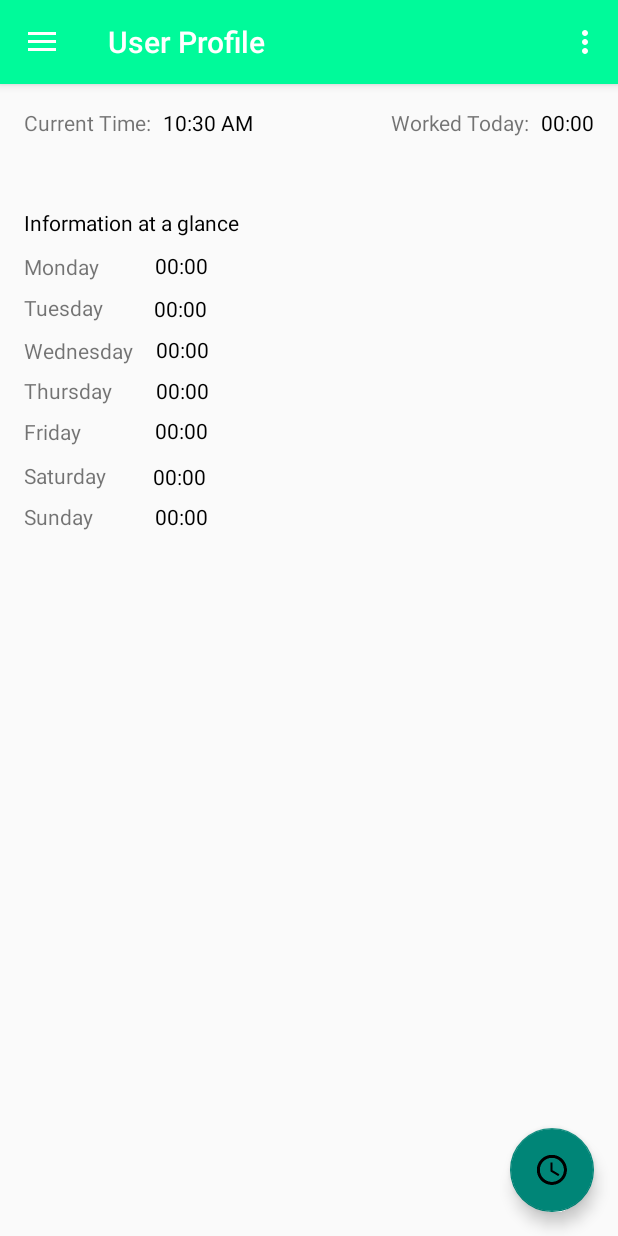
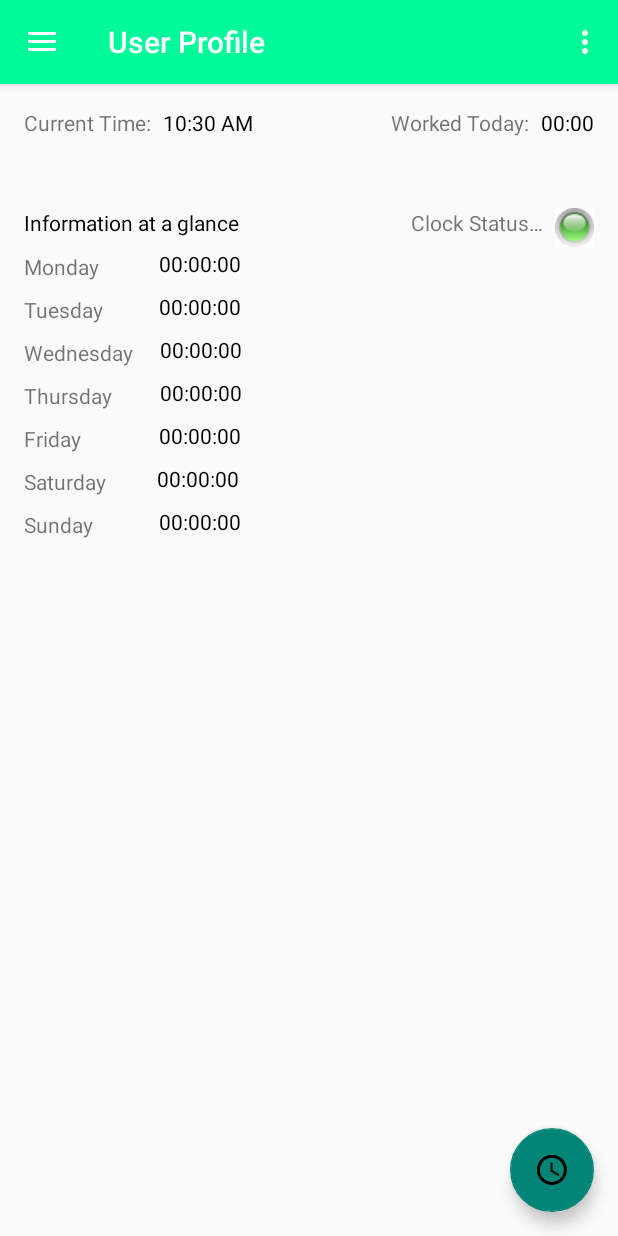
Before and after one commit to alcon2626/Smart-Work-Flow-X, an Android app: the screen it shows after launch once a user with an empty profile is signed in (UserProfile), in the side drawer, after a tap on "Reset Clock", on a phone screen of 412 x 824 dp. Run offline under Robolectric (Android 15) with nearby library versions, the phone set to English and light mode, and no system bars; our stand-ins replace AdMob, Firebase (no records; nobody signed in at launch, a user with empty details on screens opened directly); libraries missing offline, so code that uses them is left out: com.firebase.client; 1 statement that could not run was skipped.

Commit message:
Managed!! =)
Finally got the Chrono working perfectly plus populate all days with
their corresponding worked time.

```diff
--- a/Smartworkflow/app/src/main/java/com/smartworkflow/DB_Managment.java
+++ b/Smartworkflow/app/src/main/java/com/smartworkflow/DB_Managment.java
@@ -1,7 +1,10 @@
 package com.smartworkflow;
 
 import android.app.Activity;
+import android.os.SystemClock;
 import android.util.Log;
+import android.widget.TextView;
+
 import com.google.firebase.database.DataSnapshot;
 import com.google.firebase.database.DatabaseError;
 import com.google.firebase.database.DatabaseReference;
@@ -9,6 +12,7 @@ import com.google.firebase.database.FirebaseDatabase;
 import com.google.firebase.database.ValueEventListener;
 import java.util.Calendar;
 import java.util.Date;
+import java.util.concurrent.TimeUnit;
 
 /**
  * Created by LeoAizen on 3/21/2017.
@@ -17,40 +21,26 @@ import java.util.Date;
 public class DB_Managment  extends Activity {
 
     //keep track of day
-    String Day;
-    private int ToDay;
-    Date date = new Date();
     History history = new History();
     //track time
-    public Long Time, Long_Monday, Long_Tuesday, Long_Wednesday, Long_Thursday, Long_Friday, Long_Saturday, Long_Sunday;
-    public boolean DownloadFinish;
+    Long Time;
     //objects
     private static final String TAG = DB_Managment.class.getSimpleName();
     FirebaseDatabase database = FirebaseDatabase.getInstance();
     DatabaseReference myRef = database.getReference("users");
-
-
-    //save data (works)
-    public void SaveTime(String userid, Long time){
-        Calendar cal = Calendar.getInstance();
-        cal.setTime(date);
-        int weekOfYear = cal.get(Calendar.WEEK_OF_YEAR);
-        Log.d("Week of Year", String.valueOf(weekOfYear)); // great it does work
-        ToDay = date.getDay()-1;
-        Day = history.DaysOfWeek[ToDay];
-        DatabaseReference UserReference = myRef.child(userid+"/"+weekOfYear+"/"+Day+"/Time");//need to add day
-        UserReference.setValue(time);
+    //array of Textview
+    int i;
+    int textVuewSize = 7;
+    TextView[] arraytextView = new TextView[textVuewSize];
+    //save data
+    public void SaveTime(String userid, Long timeWhenStopped, int weekOfYear, String Day){
+        DatabaseReference UserReference = myRef.child(userid+"/"+weekOfYear+"/"+Day+"/Time");
+        UserReference.setValue(timeWhenStopped);
     }
 
 
-    //get data (works)
-    public void GetTime(String userid){
-        DownloadFinish = false;
-        Calendar cal = Calendar.getInstance();
-        cal.setTime(date);
-        int weekOfYear = cal.get(Calendar.WEEK_OF_YEAR);
-        ToDay = date.getDay()-1;
-        Day = history.DaysOfWeek[ToDay];
+    //get data
+    public void GetTime(String userid, int weekOfYear, String Day){
         DatabaseReference UserReference = myRef.child(userid+"/"+weekOfYear+"/"+Day+"/Time");
         UserReference.addValueEventListener(new ValueEventListener() {
             @Override
@@ -58,12 +48,12 @@ public class DB_Managment  extends Activity {
                 // This method is called once with the initial value and again
                 // whenever data at this location is updated.
                 Time = dataSnapshot.getValue(Long.class);
-                //check if empty
                 if (Time == null){
-                    Log.d("Time Empty:", "True");
+                    Time = 0L;
+                    UserProfile.ProfileChrono.setBase(SystemClock.elapsedRealtime()+ Time);
                 }else{
-                    Log.d("Time Empty:", "False");
-                    DownloadFinish = true;
+                    UserProfile.ProfileChrono.setBase(SystemClock.elapsedRealtime()+ Time);
+                    Log.d("Time ", String.valueOf(Time));
                 }
             }
 
@@ -75,23 +65,65 @@ public class DB_Managment  extends Activity {
         });
     }
     //delete and reset the clock
-    public void DeleteTime(String userid){
-        Calendar cal = Calendar.getInstance();
-        cal.setTime(date);
-        int weekOfYear = cal.get(Calendar.WEEK_OF_YEAR);
-        ToDay = date.getDay()-1;
-        Day = history.DaysOfWeek[ToDay];
+    public void DeleteTime(String userid, int weekOfYear, String Day){
         DatabaseReference UserReference = myRef.child(userid+"/"+weekOfYear+"/"+Day+"/Time");
         UserReference.removeValue();
     }
+    //populates days wiht proper info
+    public void PopulateDaysAtGlance(String userid, int weekOfYear){
+        for (i = 0; i < 7; i++){
+            String Day = history.DaysOfWeek[i];
+            GetTimePerDay(userid, weekOfYear, Day);
+        }
+    }
 
-    /*public void PopulateInformationAtGlance(String userid){
-        ToDay = date.getDay()-1;
-        Day = history.DaysOfWeek[ToDay];
-        switch (Day){
-            case "Monday":
+    public void GetTimePerDay(String userid, int weekOfYear, final String Day){
+        DatabaseReference UserReference = myRef.child(userid+"/"+weekOfYear+"/"+Day+"/Time");
+        UserReference.addListenerForSingleValueEvent(new ValueEventListener() {
+            @Override
+            public void onDataChange(DataSnapshot dataSnapshot) {
+                Long value = dataSnapshot.getValue(Long.class);
+                if (value != null){
+                    value = value  * -1;
+                    String time = String.format("%02d:%02d:%02d", TimeUnit.MILLISECONDS.toHours(value),
+                            TimeUnit.MILLISECONDS.toMinutes(value) % TimeUnit.HOURS.toMinutes(1),
+                            TimeUnit.MILLISECONDS.toSeconds(value) % TimeUnit.MINUTES.toSeconds(1));
+                    switch (Day){
+                        case "Monday":
+                            UserProfile.DayMonday.setText(time);
+                            break;
+                        case "Tuesday":
+                            UserProfile.DayTuesday.setText(time);
+                            break;
+                        case "Wednesday":
+                            UserProfile.DayWednesday.setText(time);
+                            break;
 
+                        case "Thursday":
+                            UserProfile.DayThursday.setText(time);
+                            break;
 
-        }
-    }*/
+                        case "Friday":
+                            UserProfile.DayFriday.setText(time);
+                            break;
+
+                        case "Saturday":
+                            UserProfile.DaySaturday.setText(time);
+                            break;
+
+                        case "Sunday":
+                            UserProfile.DaySunday.setText(time);
+                            break;
+                    }
+                }
+
+            }
+
+            @Override
+            public void onCancelled(DatabaseError databaseError) {
+                // Failed to read value
+                Log.w(TAG, "Failed to read value.", databaseError.toException());
+            }
+        });
+    }
 }
--- a/Smartworkflow/app/src/main/java/com/smartworkflow/Storage_Management.java
+++ b/Smartworkflow/app/src/main/java/com/smartworkflow/Storage_Management.java
@@ -1,5 +1,6 @@
 package com.smartworkflow;
 
+import android.app.Activity;
 import android.graphics.Bitmap;
 import android.graphics.BitmapFactory;
 import android.media.Image;
@@ -20,7 +21,7 @@ import java.io.ByteArrayOutputStream;
  * Created by LeoAizen on 3/16/2017.
  */
 
-public class Storage_Management {
+public class Storage_Management extends Activity {
     public Bitmap UserPictureFromDB; // to store the image
     public boolean Download_finish; //to check if it finish the download
     private FirebaseStorage storage = FirebaseStorage.getInstance();
@@ -47,7 +48,7 @@ public class Storage_Management {
             }
         });
     }
-    //Retrieve the image and the we GEt it.
+    //Retrieve the image and the we Set it.
     public void RetrievePicture(String UserID){
         Download_finish = false;
         //loading image from database for profile
@@ -63,6 +64,7 @@ public class Storage_Management {
                     Log.d("Bitmap Empty:", "True");
                 }else{
                     Log.d("Bitmap Empty:", "False");
+                    UserProfile.Profile_Image.setImageBitmap(UserPictureFromDB);
                     Download_finish = true;
                 }
             }
--- a/Smartworkflow/app/src/main/java/com/smartworkflow/UserProfile.java
+++ b/Smartworkflow/app/src/main/java/com/smartworkflow/UserProfile.java
@@ -21,12 +21,15 @@ import android.view.Menu;
 import android.view.MenuItem;
 import android.view.View;
 import android.widget.Chronometer;
+import android.widget.ImageButton;
 import android.widget.ImageView;
 import android.widget.TextView;
 import android.widget.Toast;
 
 import com.google.firebase.auth.FirebaseAuth;
 
+import java.util.Calendar;
+import java.util.Date;
 import java.util.Timer;
 import java.util.TimerTask;
 import java.util.concurrent.Executors;
@@ -50,8 +53,12 @@ public class UserProfile extends AppCompatActivity
     Long TimefromDB;
     String userID, UserDisplayName;
     public static TextView UserName, DayMonday, DayTuesday, DayWednesday, DayThursday, DayFriday, DaySaturday, DaySunday;
-    Chronometer ProfileChrono;
-    ImageView Profile_Image;
+    public static Chronometer ProfileChrono;
+    public static ImageView Profile_Image;
+    ImageButton ClockStatus;
+    History history = new History();
+    Date date = new Date();
+    Calendar cal = Calendar.getInstance();
     Storage_Management storageManagement = new Storage_Management();// handle picture
     DB_Managment dbmanager = new DB_Managment(); // handle data
     boolean isChronometerRunning = false;
@@ -74,9 +81,17 @@ public class UserProfile extends AppCompatActivity
                 pd.dismiss();
             }
         }, delayInMillis);
+        //time
+        int ToDay;
+        cal.setTime(date);
+        final int weekOfYear = cal.get(Calendar.WEEK_OF_YEAR);
+        ToDay = date.getDay()-1;
+        final String Day = history.DaysOfWeek[ToDay];
         //get extras
         Intent intent = getIntent();
         userID = intent.getStringExtra("USERID");
+        dbmanager.PopulateDaysAtGlance(userID, weekOfYear); //loads time ASAP for Days
+        dbmanager.GetTime(userID, weekOfYear, Day);//loads time ASAP
         UserDisplayName = intent.getStringExtra("USERNAME");
         //days of week values from textView
         DayMonday = (TextView) findViewById(R.id.textViewMondayValue);
@@ -88,8 +103,8 @@ public class UserProfile extends AppCompatActivity
         DaySunday = (TextView) findViewById(R.id.textViewSundayValue);
         //Chrono creation
         ProfileChrono = (Chronometer) findViewById(R.id.chronometer1);
-        dbmanager.GetTime(userID);
-        TimeisObtained();
+        //clock status init
+        ClockStatus = (ImageButton) findViewById(R.id.imageButtonClockStatus);
         //toolbar
         Toolbar toolbar = (Toolbar) findViewById(R.id.toolbar);
         setSupportActionBar(toolbar);
@@ -101,19 +116,20 @@ public class UserProfile extends AppCompatActivity
             public void onClick(View view) {
                 if (!isChronometerRunning)  // condition on which you check whether it's start or stop
                 {
+                    dbmanager.GetTime(userID, weekOfYear, Day);
+                    Log.d("Clock ", "IN");
                     ProfileChrono.start();
-                    dbmanager.GetTime(userID);
-                    Log.d("Clock", "IN");
-                    TimeisObtained();
-                    ProfileChrono.start();
+                    ClockStatus.setImageResource(R.drawable.clockin);
                     isChronometerRunning  = true;
                 }
                 else
                 {
-                    Log.d("Clock", "Out");
                     ProfileChrono.stop();
-                    timeWhenStopped = ProfileChrono.getBase() - SystemClock.elapsedRealtime();
-                    dbmanager.SaveTime(userID, timeWhenStopped);
+                    final Long timeWhenStopped = UserProfile.ProfileChrono.getBase() - SystemClock.elapsedRealtime();
+                    Log.d("Time when Stopped", String.valueOf(timeWhenStopped));
+                    dbmanager.SaveTime(userID, timeWhenStopped, weekOfYear, Day);
+                    ClockStatus.setImageResource(R.drawable.clockout);
+                    dbmanager.PopulateDaysAtGlance(userID, weekOfYear); //loads time ASAP for Days
                     isChronometerRunning  = false;
                 }
             }
@@ -137,41 +153,6 @@ public class UserProfile extends AppCompatActivity
         //loading image from database for profile
         Profile_Image.setImageResource(R.drawable.genericperson);
         storageManagement.RetrievePicture(userID);
-        /*I have to wait for it to download so I decided to check every second until it finishes the retrieve
-        Create a schedule timer to check if picture finish downloading every second and once it does set it as profile picture*/
-        final ScheduledExecutorService scheduler =
-                Executors.newSingleThreadScheduledExecutor();
-
-        scheduler.scheduleAtFixedRate
-                (new Runnable() {
-                    public void run() {
-                        // Do something here on the main thread
-                        if (storageManagement.Download_finish){
-                            Log.d("Download ended", "true");
-                            Profile_Image.setImageBitmap(storageManagement.UserPictureFromDB);
-                            scheduler.shutdown();
-                        }
-                    }
-                }, 0, 1, TimeUnit.SECONDS); // or .MINUTES, .HOURS etc.
-    }
-
-    private void TimeisObtained() {
-        final Long elapsedtime = SystemClock.elapsedRealtime();
-        /*I have to wait for it to get time so I decided to check every second until it finishes the retrieve*/
-        final ScheduledExecutorService scheduler =
-                Executors.newSingleThreadScheduledExecutor();
-        scheduler.scheduleAtFixedRate
-                (new Runnable() {
-                    public void run() {
-                        // Do something here on the main thread
-                        if (dbmanager.DownloadFinish){
-                            TimefromDB = dbmanager.Time;
-                            ProfileChrono.setBase(elapsedtime + TimefromDB);
-                            ProfileChrono.refreshDrawableState();
-                            scheduler.shutdown();
-                        }
-                    }
-                }, 0, 1, TimeUnit.SECONDS); // or .MINUTES, .HOURS etc.
     }
 
     //ask first exit second time pressed
@@ -228,6 +209,9 @@ public class UserProfile extends AppCompatActivity
     @SuppressWarnings("StatementWithEmptyBody")
     @Override
     public boolean onNavigationItemSelected(MenuItem item) {
+        final int weekOfYear = cal.get(Calendar.WEEK_OF_YEAR);
+        int ToDay = date.getDay()-1;
+        final String Day = history.DaysOfWeek[ToDay];
         // Handle navigation view item clicks here.
         int id = item.getItemId();
 
@@ -258,9 +242,10 @@ public class UserProfile extends AppCompatActivity
         } else if (id == R.id.nav_resetclock) {
             //reset time to 0 and start the Chronometer
             //also delete the time value on DB
-            dbmanager.DeleteTime(userID);
+            dbmanager.DeleteTime(userID, weekOfYear, Day);
             ProfileChrono.setBase(SystemClock.elapsedRealtime());
             ProfileChrono.start();
+            ClockStatus.setImageResource(R.drawable.clockin);
             isChronometerRunning  = true;
 
         } else if (id == R.id.nav_manage) {
--- a/Smartworkflow/app/src/main/res/layout/content_user_profile.xml
+++ b/Smartworkflow/app/src/main/res/layout/content_user_profile.xml
@@ -76,7 +76,7 @@
         android:layout_width="wrap_content"
         android:layout_height="wrap_content"
         android:layout_marginLeft="16dp"
-        android:layout_marginTop="8dp"
+        android:layout_marginTop="9dp"
         android:text="@string/Tuesday"
         app:layout_constraintLeft_toLeftOf="parent"
         app:layout_constraintTop_toBottomOf="@+id/textViewMonday" />
@@ -96,7 +96,7 @@
         android:layout_width="wrap_content"
         android:layout_height="wrap_content"
         android:layout_marginLeft="16dp"
-        android:layout_marginTop="7dp"
+        android:layout_marginTop="9dp"
         android:text="@string/Thursday"
         app:layout_constraintLeft_toLeftOf="parent"
         app:layout_constraintTop_toBottomOf="@+id/textViewWednesday" />
@@ -106,7 +106,7 @@
         android:layout_width="wrap_content"
         android:layout_height="wrap_content"
         android:layout_marginLeft="16dp"
-        android:layout_marginTop="8dp"
+        android:layout_marginTop="9dp"
         android:text="@string/Friday"
         app:layout_constraintLeft_toLeftOf="parent"
         app:layout_constraintTop_toBottomOf="@+id/textViewThursday" />
@@ -116,7 +116,7 @@
         android:layout_width="wrap_content"
         android:layout_height="wrap_content"
         android:layout_marginLeft="16dp"
-        android:layout_marginTop="10dp"
+        android:layout_marginTop="9dp"
         android:text="@string/Saturday"
         app:layout_constraintLeft_toLeftOf="parent"
         app:layout_constraintTop_toBottomOf="@+id/textViewFriday" />
@@ -126,7 +126,7 @@
         android:layout_width="wrap_content"
         android:layout_height="wrap_content"
         android:layout_marginLeft="16dp"
-        android:layout_marginTop="8dp"
+        android:layout_marginTop="9dp"
         android:text="@string/Sunday"
         app:layout_constraintLeft_toLeftOf="parent"
         app:layout_constraintTop_toBottomOf="@+id/textViewSaturday" />
@@ -135,30 +135,30 @@
         android:id="@+id/textViewMondayValue"
         android:layout_width="wrap_content"
         android:layout_height="wrap_content"
-        android:layout_marginLeft="37dp"
-        android:layout_marginTop="9dp"
+        android:layout_marginLeft="40dp"
         android:text="@string/Time00"
         android:textAppearance="@style/TextAppearance.AppCompat"
         app:layout_constraintLeft_toRightOf="@+id/textViewMonday"
+        android:layout_marginTop="8dp"
         app:layout_constraintTop_toBottomOf="@+id/textView3" />
 
     <TextView
         android:id="@+id/textViewTuesdayValue"
         android:layout_width="wrap_content"
         android:layout_height="wrap_content"
-        android:layout_marginLeft="34dp"
-        android:layout_marginTop="9dp"
         android:text="@string/Time00"
         android:textAppearance="@style/TextAppearance.AppCompat"
         app:layout_constraintLeft_toRightOf="@+id/textViewTuesday"
+        android:layout_marginLeft="37dp"
+        android:layout_marginTop="9dp"
         app:layout_constraintTop_toBottomOf="@+id/textViewMondayValue" />
 
     <TextView
         android:id="@+id/textViewWednesdayValue"
         android:layout_width="wrap_content"
         android:layout_height="wrap_content"
-        android:layout_marginLeft="15dp"
-        android:layout_marginTop="8dp"
+        android:layout_marginLeft="18dp"
+        android:layout_marginTop="9dp"
         android:text="@string/Time00"
         android:textAppearance="@style/TextAppearance.AppCompat"
         app:layout_constraintLeft_toRightOf="@+id/textViewWednesday"
@@ -168,8 +168,8 @@
         android:id="@+id/textViewThursdayValue"
         android:layout_width="wrap_content"
         android:layout_height="wrap_content"
-        android:layout_marginLeft="29dp"
-        android:layout_marginTop="8dp"
+        android:layout_marginLeft="32dp"
+        android:layout_marginTop="9dp"
         android:text="@string/Time00"
         android:textAppearance="@style/TextAppearance.AppCompat"
         app:layout_constraintLeft_toRightOf="@+id/textViewThursday"
@@ -179,8 +179,8 @@
         android:id="@+id/textViewFridayValue"
         android:layout_width="wrap_content"
         android:layout_height="wrap_content"
-        android:layout_marginLeft="49dp"
-        android:layout_marginTop="7dp"
+        android:layout_marginLeft="52dp"
+        android:layout_marginTop="9dp"
         android:text="@string/Time00"
         android:textAppearance="@style/TextAppearance.AppCompat"
         app:layout_constraintLeft_toRightOf="@+id/textViewFriday"
@@ -190,8 +190,8 @@
         android:id="@+id/textViewSaturdayValue"
         android:layout_width="wrap_content"
         android:layout_height="wrap_content"
-        android:layout_marginLeft="31dp"
-        android:layout_marginTop="11dp"
+        android:layout_marginLeft="34dp"
+        android:layout_marginTop="9dp"
         android:text="@string/Time00"
         android:textAppearance="@style/TextAppearance.AppCompat"
         app:layout_constraintLeft_toRightOf="@+id/textViewSaturday"
@@ -201,11 +201,34 @@
         android:id="@+id/textViewSundayValue"
         android:layout_width="wrap_content"
         android:layout_height="wrap_content"
-        android:layout_marginLeft="41dp"
-        android:layout_marginTop="7dp"
+        android:layout_marginLeft="44dp"
+        android:layout_marginTop="9dp"
         android:text="@string/Time00"
         android:textAppearance="@style/TextAppearance.AppCompat"
         app:layout_constraintLeft_toRightOf="@+id/textViewSunday"
         app:layout_constraintTop_toBottomOf="@+id/textViewSaturdayValue" />
 
+    <ImageButton
+        android:id="@+id/imageButtonClockStatus"
+        android:layout_width="26dp"
+        android:layout_height="26dp"
+        android:layout_marginRight="16dp"
+        android:layout_marginTop="47dp"
+        app:layout_constraintRight_toRightOf="parent"
+        app:layout_constraintTop_toBottomOf="@+id/chronometer1"
+        app:srcCompat="@drawable/clockout" />
+
+    <TextView
+        android:id="@+id/textView4"
+        android:layout_width="wrap_content"
+        android:layout_height="wrap_content"
+        android:layout_marginLeft="8dp"
+        android:layout_marginRight="8dp"
+        android:layout_marginTop="47dp"
+        android:text="@string/ClockStatus"
+        app:layout_constraintHorizontal_bias="1.0"
+        app:layout_constraintLeft_toRightOf="@+id/textView3"
+        app:layout_constraintRight_toLeftOf="@+id/imageButtonClockStatus"
+        app:layout_constraintTop_toBottomOf="@+id/textView2" />
+
 </android.support.constraint.ConstraintLayout>
--- a/Smartworkflow/app/src/main/res/values/strings.xml
+++ b/Smartworkflow/app/src/main/res/values/strings.xml
@@ -31,7 +31,7 @@
     <string name="Friday">Friday</string>
     <string name="Saturday">Saturday</string>
     <string name="Sunday">Sunday</string>
-    <string name="Time00">00:00</string>
+    <string name="Time00">00:00:00</string>
     <string name="large_text">
         "Material is the metaphor.\n\n"
 
```
Also changed, not shown: Smartworkflow/app/src/main/res/drawable/clockin.png, Smartworkflow/app/src/main/res/drawable/clockout.png.
